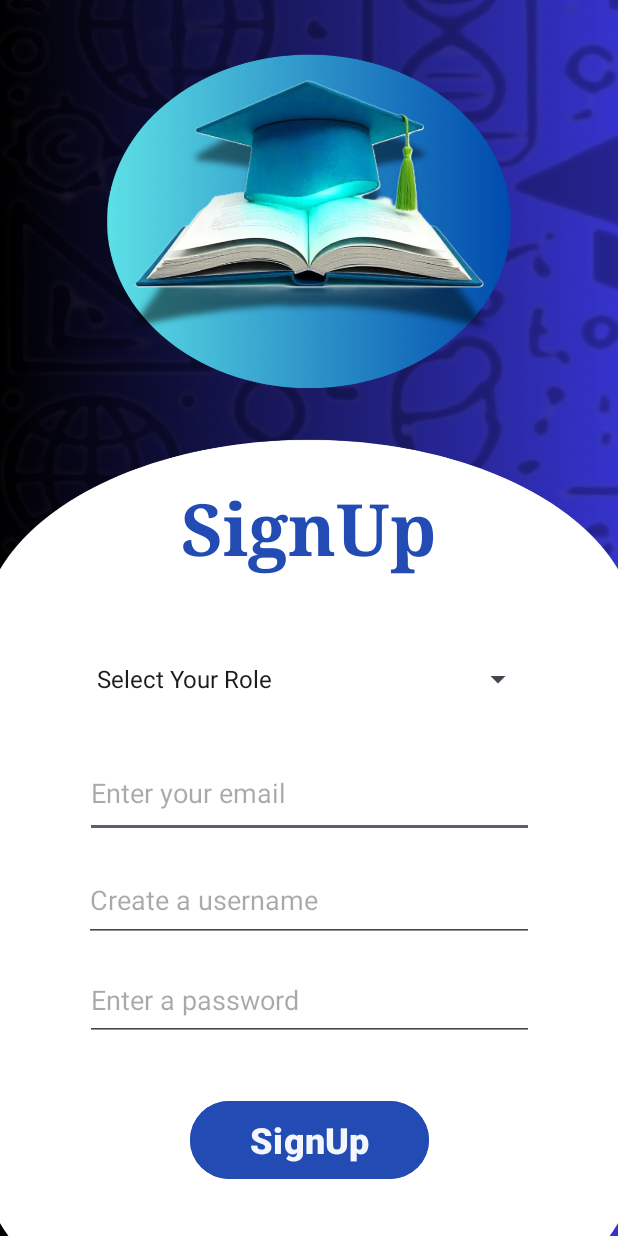
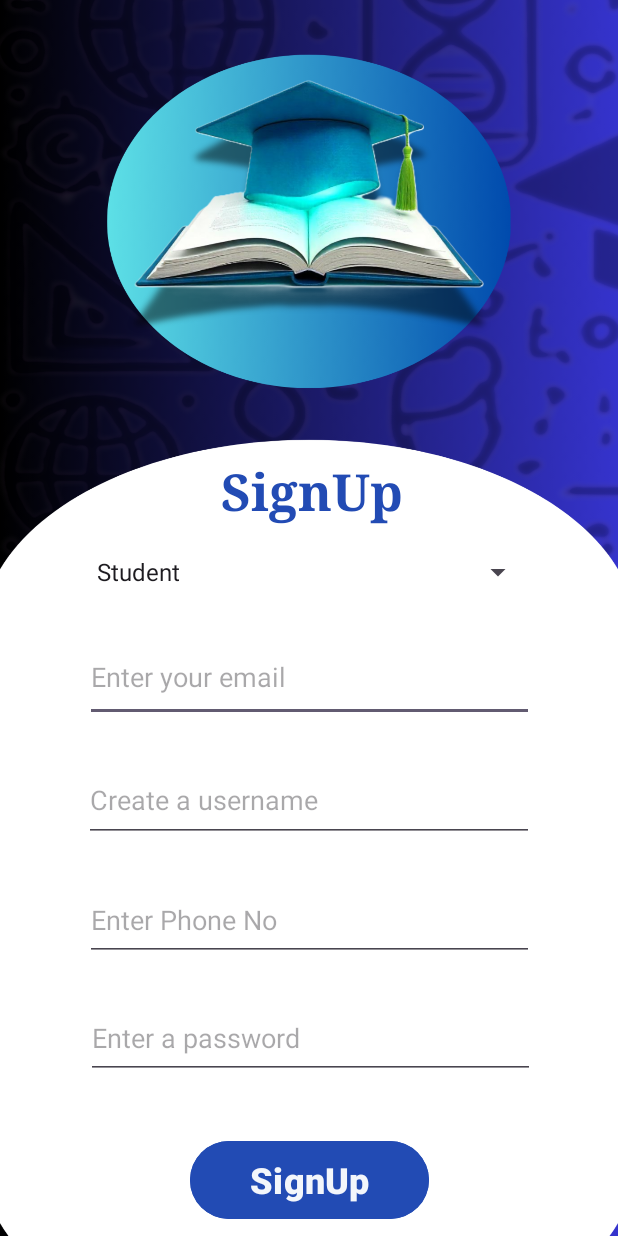
Before and after one commit to KushmiKaushini/Ofline-Edu-App, an Android app: the layout activity_signup.xml on its own in the app's theme, with its tools: preview values and no code run, on a phone screen of 412 x 824 dp. Run offline under Robolectric (Android 15) with nearby library versions, the light colour scheme and no system bars; Roboto replaces fonts that are not available here.

Commit message:
Database Setup and User Authentication Signup Activity UI and Logic Login Activity UI and Logic Profile Activity (View/Edit/Delete) Student Dashboard UI Teacher Dashboard UI Offline Support with SQLite Database

```diff
--- a/app/src/main/res/layout/activity_signup.xml
+++ b/app/src/main/res/layout/activity_signup.xml
@@ -5,61 +5,69 @@
     android:id="@+id/main"
     android:layout_width="match_parent"
     android:layout_height="match_parent"
-    tools:context=".signupActivity"
     android:background="@drawable/signup_login"
-    >
+    tools:context=".signupActivity">
 
+    <!-- Email EditText (updated ID to match Java) -->
     <TextView
         android:id="@+id/textViewSignUp"
-        android:layout_width="204dp"
-        android:layout_height="81dp"
+        android:layout_width="217dp"
+        android:layout_height="52dp"
         android:fontFamily="serif"
         android:paddingStart="5dp"
         android:paddingTop="5dp"
-        android:paddingEnd="5dp"
-        android:paddingBottom="5dp"
+        android:paddingEnd="0dp"
+        android:paddingBottom="0dp"
         android:text="SignUp"
         android:textAlignment="center"
         android:textColor="#224BB4"
-        android:textSize="48sp"
+        android:textSize="34sp"
         android:textStyle="bold"
         app:layout_constraintBottom_toBottomOf="parent"
         app:layout_constraintEnd_toEndOf="parent"
         app:layout_constraintHorizontal_bias="0.497"
         app:layout_constraintStart_toStartOf="parent"
         app:layout_constraintTop_toTopOf="parent"
-        app:layout_constraintVertical_bias="0.423" />
+        app:layout_constraintVertical_bias="0.387" />
 
+    <!-- Username EditText (updated ID to match Java) -->
     <EditText
-        android:id="@+id/editTextTextR_Email"
+        android:id="@+id/edtEmail"
         android:layout_width="299dp"
         android:layout_height="60dp"
+        android:layout_marginBottom="15dp"
         android:ems="10"
         android:hint="Enter your email"
         android:inputType="textEmailAddress"
         android:textColor="#090909"
-        app:layout_constraintBottom_toBottomOf="parent"
+        app:layout_constraintBottom_toTopOf="@+id/edtUsername"
         app:layout_constraintEnd_toEndOf="parent"
         app:layout_constraintStart_toStartOf="parent"
         app:layout_constraintTop_toBottomOf="@+id/spinner"
-        app:layout_constraintVertical_bias="0.055" />
+        app:layout_constraintVertical_bias="0.0" />
 
     <EditText
-        android:id="@+id/editTextText2R_Username"
+        android:id="@+id/edtUsername"
         android:layout_width="300dp"
         android:layout_height="55dp"
+        android:layout_marginBottom="16dp"
         android:ems="10"
         android:hint="Create a username"
         android:inputType="text"
         android:textColor="#090909"
-        app:layout_constraintBottom_toBottomOf="parent"
+        app:layout_constraintBottom_toTopOf="@+id/edtPhone"
         app:layout_constraintEnd_toEndOf="parent"
         app:layout_constraintStart_toStartOf="parent"
-        app:layout_constraintTop_toBottomOf="@+id/editTextTextR_Email"
+        app:layout_constraintTop_toBottomOf="@+id/edtEmail"
         app:layout_constraintVertical_bias="0.066" />
 
+    <!-- Password EditText (updated ID to match Java) -->
+
+    <!-- SignUp Button (updated ID to match Java) -->
+
+    <!-- Role Spinner (for role selection) -->
     <EditText
-        android:id="@+id/editTextTextPasswordR_Password"
+        android:id="@+id/edtPassword"
         android:layout_width="299dp"
         android:layout_height="54dp"
         android:ems="10"
@@ -68,12 +76,12 @@
         android:textColor="#090909"
         app:layout_constraintBottom_toBottomOf="parent"
         app:layout_constraintEnd_toEndOf="parent"
+        app:layout_constraintHorizontal_bias="0.508"
         app:layout_constraintStart_toStartOf="parent"
-        app:layout_constraintTop_toBottomOf="@+id/editTextText2R_Username"
-        app:layout_constraintVertical_bias="0.086" />
+        app:layout_constraintTop_toBottomOf="@+id/edtUsername" />
 
     <Button
-        android:id="@+id/buttonSignUp2"
+        android:id="@+id/btnSignup"
         android:layout_width="159dp"
         android:layout_height="60dp"
         android:backgroundTint="#224BB4"
@@ -86,8 +94,8 @@
         app:layout_constraintBottom_toBottomOf="parent"
         app:layout_constraintEnd_toEndOf="parent"
         app:layout_constraintStart_toStartOf="parent"
-        app:layout_constraintTop_toBottomOf="@+id/editTextTextPasswordR_Password"
-        app:layout_constraintVertical_bias="0.515" />
+        app:layout_constraintTop_toBottomOf="@+id/edtPassword"
+        app:layout_constraintVertical_bias="0.831" />
 
     <Spinner
         android:id="@+id/spinner"
@@ -98,5 +106,19 @@
         app:layout_constraintEnd_toEndOf="parent"
         app:layout_constraintStart_toStartOf="parent"
         app:layout_constraintTop_toBottomOf="@+id/textViewSignUp"
-        app:layout_constraintVertical_bias="0.073" />
+        app:layout_constraintVertical_bias="0.0" />
+
+    <EditText
+        android:id="@+id/edtPhone"
+        android:layout_width="299dp"
+        android:layout_height="54dp"
+        android:layout_marginBottom="16dp"
+        android:ems="10"
+        android:hint="Enter Phone No"
+        android:inputType="phone"
+        app:layout_constraintBottom_toTopOf="@+id/edtPassword"
+        app:layout_constraintEnd_toEndOf="parent"
+        app:layout_constraintStart_toStartOf="parent"
+        app:layout_constraintTop_toBottomOf="@+id/edtUsername"
+        app:layout_constraintVertical_bias="0.113" />
 </androidx.constraintlayout.widget.ConstraintLayout>
--- a/app/src/main/res/layout/activity_techno.xml
+++ b/app/src/main/res/layout/activity_techno.xml
@@ -5,7 +5,7 @@
     android:id="@+id/main"
     android:layout_width="match_parent"
     android:layout_height="match_parent"
-    tools:context=".technoActivity"
+    tools:context=".teacherConActivity"
     android:background="@drawable/content"
     >
 
--- a/app/src/main/res/values/strings.xml
+++ b/app/src/main/res/values/strings.xml
@@ -1,9 +1,7 @@
 <resources>
-    <string name="app_name">Ofline Edu App</string>
-
+    <!-- Define the items for the spinner (dropdown menu) -->
     <string-array name="dropdown_items">
-        <item>Select Your Role</item>
+        <item>Student</item>
         <item>Teacher</item>
-        <item>Student</item>
     </string-array>
 </resources>
--- a/gradle/libs.versions.toml
+++ b/gradle/libs.versions.toml
@@ -1,5 +1,5 @@
 [versions]
-agp = "8.8.0"
+agp = "8.9.0"
 junit = "4.13.2"
 junitVersion = "1.1.5"
 espressoCore = "3.5.1"
```
Also changed, not shown: app/src/main/AndroidManifest.xml (+31 -61 lines), app/src/main/java/com/example/oflineeduapp/Database.java (+170 -28 lines), app/src/main/java/com/example/oflineeduapp/loginActivity.java (+44 -21 lines), app/src/main/java/com/example/oflineeduapp/signupActivity.java (+39 -34 lines), app/src/main/java/com/example/oflineeduapp/technoActivity.java (deleted, +0 -24 lines), app/src/main/res/layout/activity_login.xml (+10 -7 lines), gradle/wrapper/gradle-wrapper.properties.
